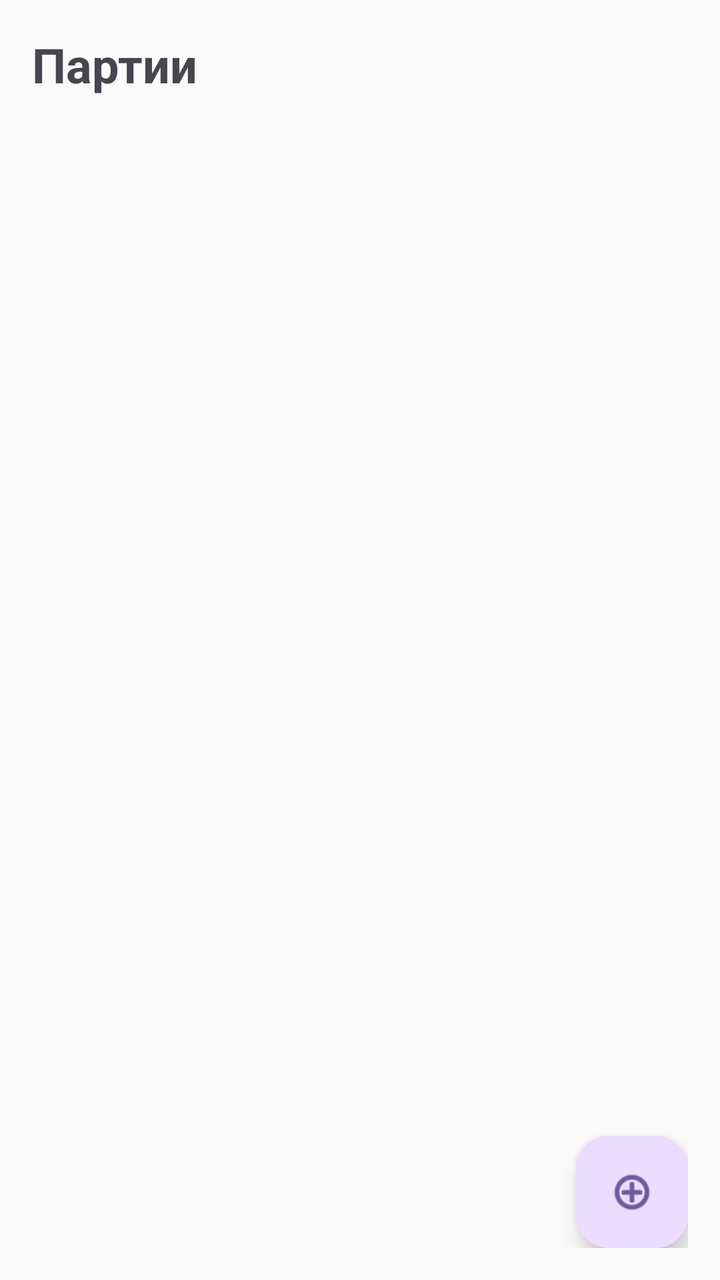
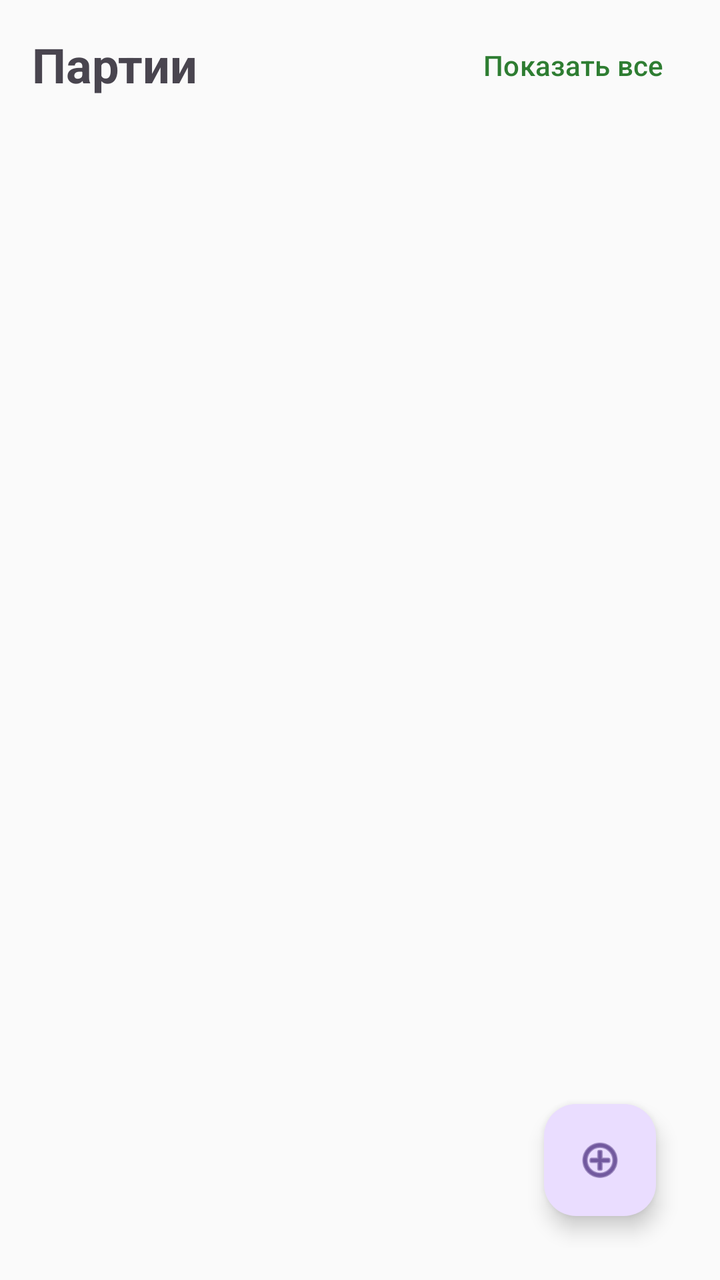

An Android layout rendered at two revisions. The XML below is the earlier revision; the diff shows what the commit changed to produce the second picture.
<!-- AndroidManifest.xml: application theme Theme.FastScan -->
<!-- res/layout/fragment_party.xml -->
<?xml version="1.0" encoding="utf-8"?>
<androidx.constraintlayout.widget.ConstraintLayout xmlns:android="http://schemas.android.com/apk/res/android"
    xmlns:app="http://schemas.android.com/apk/res-auto"
    android:layout_width="match_parent"
    android:layout_height="match_parent"
    android:padding="16dp">

    <TextView
        android:id="@+id/tvTitle"
        android:layout_width="wrap_content"
        android:layout_height="wrap_content"
        android:text="@string/parties"
        android:textSize="24sp"
        android:textStyle="bold"
        app:layout_constraintTop_toTopOf="parent"
        app:layout_constraintStart_toStartOf="parent" />

    <ProgressBar
        android:id="@+id/progressBar"
        android:layout_width="wrap_content"
        android:layout_height="wrap_content"
        android:visibility="gone"
        app:layout_constraintTop_toTopOf="parent"
        app:layout_constraintBottom_toBottomOf="parent"
        app:layout_constraintStart_toStartOf="parent"
        app:layout_constraintEnd_toEndOf="parent" />

    <TextView
        android:id="@+id/tvNoParties"
        android:layout_width="wrap_content"
        android:layout_height="wrap_content"
        android:text="@string/no_open_parties"
        android:textSize="18sp"
        android:visibility="gone"
        app:layout_constraintTop_toTopOf="parent"
        app:layout_constraintBottom_toBottomOf="parent"
        app:layout_constraintStart_toStartOf="parent"
        app:layout_constraintEnd_toEndOf="parent" />

    <androidx.recyclerview.widget.RecyclerView
        android:id="@+id/rvParties"
        android:layout_width="0dp"
        android:layout_height="0dp"
        app:layout_constraintTop_toBottomOf="@id/tvTitle"
        app:layout_constraintBottom_toBottomOf="parent"
        app:layout_constraintStart_toStartOf="parent"
        app:layout_constraintEnd_toEndOf="parent" />

    <com.google.android.material.floatingactionbutton.FloatingActionButton
        android:id="@+id/fabCreateParty"
        android:layout_width="wrap_content"
        android:layout_height="wrap_content"
        android:src="@android:drawable/ic_menu_add"
        app:layout_constraintBottom_toBottomOf="parent"
        app:layout_constraintEnd_toEndOf="parent" />

</androidx.constraintlayout.widget.ConstraintLayout>
<!-- resources referenced by this layout -->
<resources>
  <string name="no_open_parties">Нет открытых партий</string>
  <string name="parties">Партии</string>
  <style name="Theme.FastScan" parent="Theme.Material3.DayNight.NoActionBar">
  
          
          <item name="colorPrimary">@color/app_primary</item>
          <item name="colorPrimaryVariant">@color/app_primary_dark</item>
          <item name="colorOnPrimary">@color/app_on_primary</item>
  
          <item name="colorSecondary">@color/app_primary</item>
          <item name="colorOnSecondary">@color/app_on_primary</item>
          <item name="colorSurface">@color/app_surface</item>
          <item name="colorOnSurface">@color/app_text_primary</item>
          <item name="colorOnSurfaceVariant">@color/app_text_secondary</item>
          <item name="colorOutline">@color/card_stroke</item>
          <item name="android:colorBackground">@color/app_background</item>
          <item name="android:windowBackground">@color/app_background</item>
          <item name="android:navigationBarColor">@color/app_surface</item>
  
          
          <item name="android:statusBarColor">@color/app_primary_dark</item>
          <item name="android:windowLightStatusBar">false</item>
  
      </style>
  <color name="app_primary">#2E7D32</color>
  <color name="app_primary_dark">#1B5E20</color>
  <color name="app_on_primary">#FFFFFF</color>
  <color name="app_surface">#FFFFFF</color>
  <color name="app_text_primary">#212121</color>
  <color name="app_text_secondary">#616161</color>
  <color name="card_stroke">#D7DDD8</color>
  <color name="app_background">#FAFAFA</color>
</resources>

<!-- the commit's change to res/layout/fragment_party.xml (unified diff, before → after) -->
@@ -14,6 +14,16 @@
         android:textStyle="bold"
         app:layout_constraintTop_toTopOf="parent"
         app:layout_constraintStart_toStartOf="parent" />
+
+    <com.google.android.material.button.MaterialButton
+        android:id="@+id/btnToggleFilter"
+        style="@style/Widget.Material3.Button.TextButton"
+        android:layout_width="wrap_content"
+        android:layout_height="wrap_content"
+        android:text="@string/show_all"
+        app:layout_constraintEnd_toEndOf="parent"
+        app:layout_constraintTop_toTopOf="parent"
+        app:layout_constraintBottom_toBottomOf="@id/tvTitle" />
 
     <ProgressBar
         android:id="@+id/progressBar"
@@ -41,6 +51,7 @@
         android:id="@+id/rvParties"
         android:layout_width="0dp"
         android:layout_height="0dp"
+        android:layout_marginTop="8dp"
         app:layout_constraintTop_toBottomOf="@id/tvTitle"
         app:layout_constraintBottom_toBottomOf="parent"
         app:layout_constraintStart_toStartOf="parent"
@@ -50,6 +61,7 @@
         android:id="@+id/fabCreateParty"
         android:layout_width="wrap_content"
         android:layout_height="wrap_content"
+        android:layout_margin="16dp"
         android:src="@android:drawable/ic_menu_add"
         app:layout_constraintBottom_toBottomOf="parent"
         app:layout_constraintEnd_toEndOf="parent" />
<!-- resource entries referenced after the edit -->
@@ -2,6 +2,7 @@
 <resources>
   <string name="no_open_parties">Нет открытых партий</string>
   <string name="parties">Партии</string>
+  <string name="show_all">Показать все</string>
   <style name="Theme.FastScan" parent="Theme.Material3.DayNight.NoActionBar">
   
           
